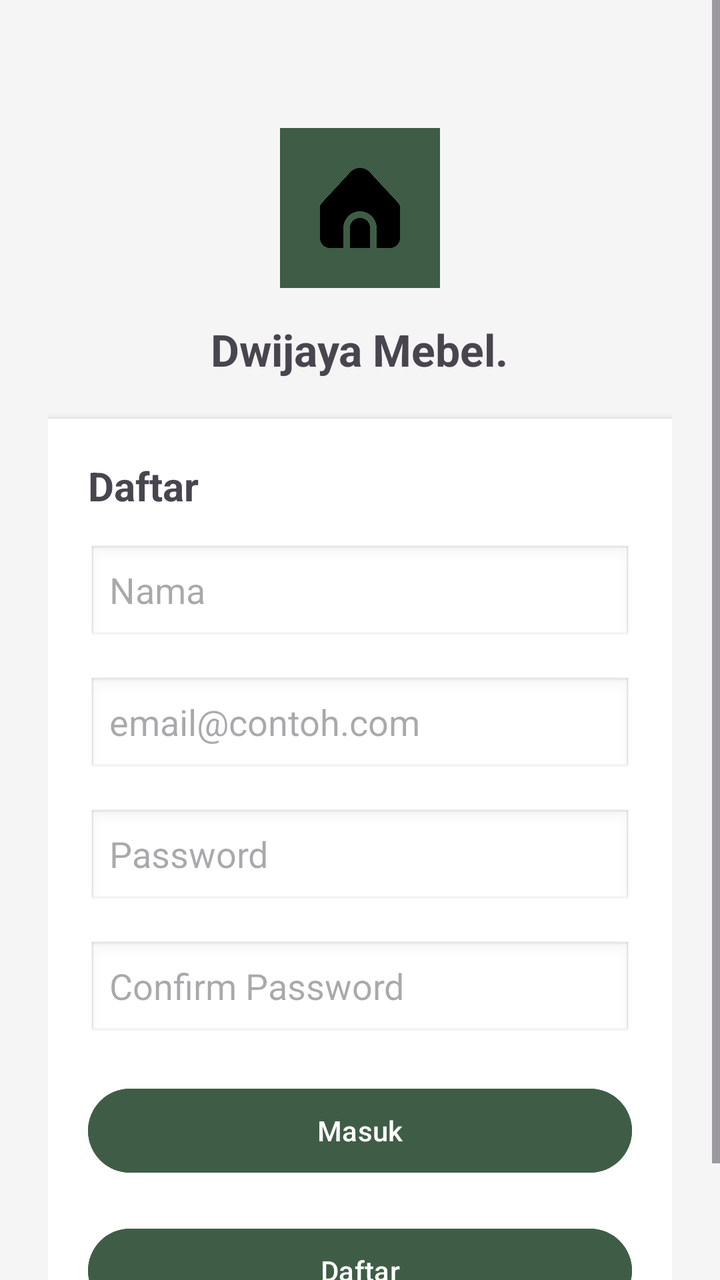
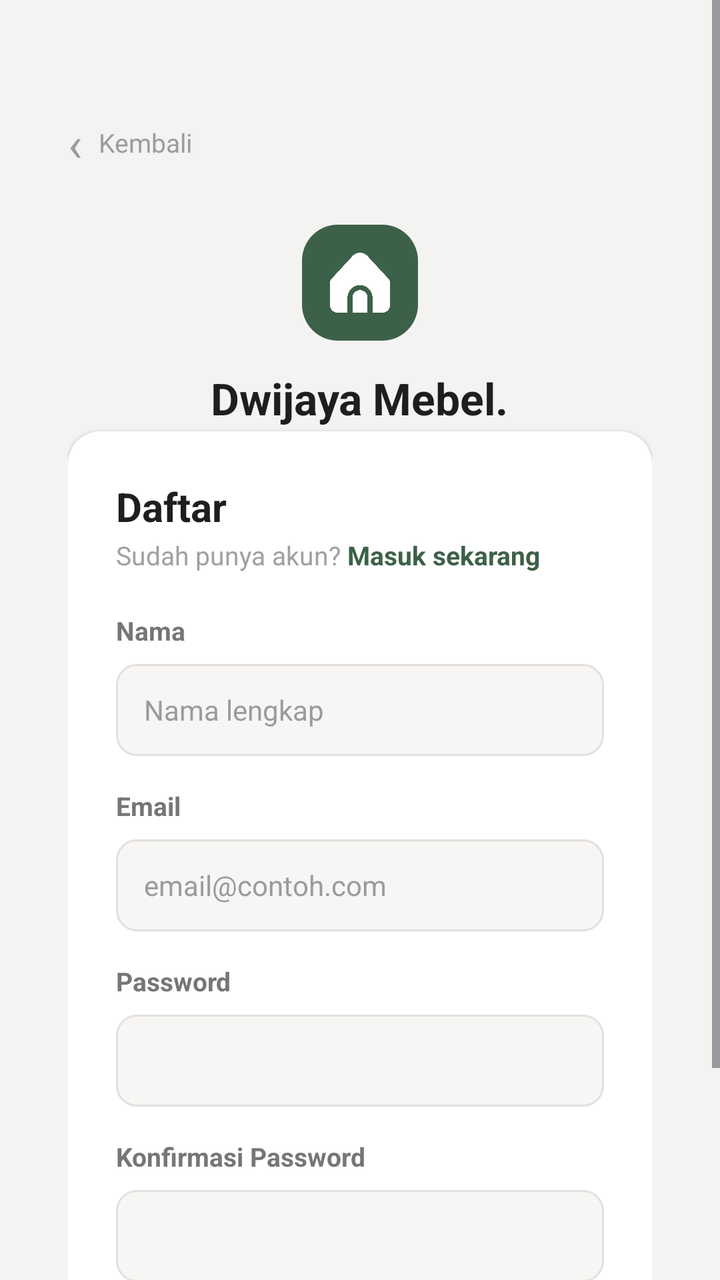

Compare the two renders of this Android layout. The source of the first and the diff that turns it into the second are given below.
<!-- AndroidManifest.xml: application theme Theme.Proyek_UAS -->
<!-- res/layout/activity_register.xml -->
<?xml version="1.0" encoding="utf-8"?>
<ScrollView xmlns:android="http://schemas.android.com/apk/res/android"
    android:layout_width="match_parent"
    android:layout_height="match_parent"
    android:background="#F5F5F5">

    <LinearLayout
        android:layout_width="match_parent"
        android:layout_height="wrap_content"
        android:orientation="vertical"
        android:padding="24dp"
        android:gravity="center">

        <ImageView
            android:layout_width="80dp"
            android:layout_height="80dp"
            android:src="@drawable/home"
            android:background="#3F5D46"
            android:padding="20dp"
            android:layout_marginTop="40dp"/>

        <TextView
            android:layout_width="wrap_content"
            android:layout_height="wrap_content"
            android:text="Dwijaya Mebel."
            android:textSize="22sp"
            android:textStyle="bold"
            android:layout_marginTop="16dp"/>

        <LinearLayout
            android:layout_width="match_parent"
            android:layout_height="wrap_content"
            android:orientation="vertical"
            android:background="@android:color/white"
            android:padding="20dp"
            android:layout_marginTop="20dp"
            android:elevation="4dp">

            <TextView
                android:layout_width="wrap_content"
                android:layout_height="wrap_content"
                android:text="Daftar"
                android:textSize="20sp"
                android:textStyle="bold" />

            <EditText
                android:id="@+id/etNama"
                android:layout_width="match_parent"
                android:layout_height="50dp"
                android:layout_marginTop="16dp"
                android:background="@android:drawable/edit_text"
                android:hint="Nama" />

            <EditText
                android:id="@+id/etEmail"
                android:layout_width="match_parent"
                android:layout_height="50dp"
                android:hint="email@contoh.com"
                android:layout_marginTop="16dp"
                android:background="@android:drawable/edit_text"/>

            <EditText
                android:id="@+id/etPassword"
                android:layout_width="match_parent"
                android:layout_height="50dp"
                android:layout_marginTop="16dp"
                android:background="@android:drawable/edit_text"
                android:hint="Password" />

            <EditText
                android:id="@+id/etConPassword"
                android:layout_width="match_parent"
                android:layout_height="50dp"
                android:layout_marginTop="16dp"
                android:background="@android:drawable/edit_text"
                android:hint="Confirm Password" />

            <Button
                android:id="@+id/btnLogin"
                android:layout_width="match_parent"
                android:layout_height="50dp"
                android:text="Masuk"
                android:backgroundTint="#3F5D46"
                android:textColor="@android:color/white"
                android:layout_marginTop="20dp"/>

            <Button
                android:id="@+id/btnRegister"
                android:layout_width="match_parent"
                android:layout_height="50dp"
                android:layout_marginTop="20dp"
                android:backgroundTint="#3F5D46"
                android:text="Daftar"
                android:textColor="@android:color/white" />

        </LinearLayout>

    </LinearLayout>

</ScrollView>
<!-- resources referenced by this layout -->
<resources>
  <!-- drawable home: png bitmap (drawable, 10175 bytes) -->
  <style name="Theme.Proyek_UAS" parent="Base.Theme.Proyek_UAS" />
  <style name="Base.Theme.Proyek_UAS" parent="Theme.Material3.DayNight.NoActionBar">
          
          
      </style>
</resources>

<!-- the commit's change to res/layout/activity_register.xml (unified diff, before → after) -->
@@ -1,99 +1,305 @@
 <?xml version="1.0" encoding="utf-8"?>
 <ScrollView xmlns:android="http://schemas.android.com/apk/res/android"
+    xmlns:app="http://schemas.android.com/apk/res-auto"
+    xmlns:tools="http://schemas.android.com/tools"
     android:layout_width="match_parent"
     android:layout_height="match_parent"
-    android:background="#F5F5F5">
+    android:background="#F4F3F1"
+    android:fillViewport="true"
+    tools:context=".RegisterActivity">
 
     <LinearLayout
         android:layout_width="match_parent"
         android:layout_height="wrap_content"
         android:orientation="vertical"
-        android:padding="24dp"
-        android:gravity="center">
-
-        <ImageView
-            android:layout_width="80dp"
-            android:layout_height="80dp"
-            android:src="@drawable/home"
-            android:background="#3F5D46"
-            android:padding="20dp"
-            android:layout_marginTop="40dp"/>
-
+        android:paddingStart="34dp"
+        android:paddingEnd="34dp"
+        android:paddingTop="55dp"
+        android:paddingBottom="30dp">
+
+        
+        <LinearLayout
+            android:id="@+id/btnBack"
+            android:layout_width="wrap_content"
+            android:layout_height="wrap_content"
+            android:orientation="horizontal"
+            android:gravity="center_vertical">
+
+            <TextView
+                android:layout_width="wrap_content"
+                android:layout_height="wrap_content"
+                android:text="‹"
+                android:textSize="24sp"
+                android:textColor="#9C9C9C" />
+
+            <TextView
+                android:layout_width="wrap_content"
+                android:layout_height="wrap_content"
+                android:text="Kembali"
+                android:textSize="13sp"
+                android:textColor="#9C9C9C"
+                android:layout_marginStart="8dp" />
+        </LinearLayout>
+
+        
+        <FrameLayout
+            android:id="@+id/iconBox"
+            android:layout_width="58dp"
+            android:layout_height="58dp"
+            android:layout_gravity="center_horizontal"
+            android:layout_marginTop="25dp"
+            android:background="@drawable/bg_icon_box">
+
+            <ImageView
+                android:layout_width="30dp"
+                android:layout_height="30dp"
+                android:layout_gravity="center"
+                android:src="@drawable/home"
+                app:tint="#FFFFFF" />
+        </FrameLayout>
+
+        
         <TextView
+            android:id="@+id/tvTitle"
             android:layout_width="wrap_content"
             android:layout_height="wrap_content"
             android:text="Dwijaya Mebel."
+            android:textColor="#1E1E1E"
+            android:textStyle="bold"
             android:textSize="22sp"
-            android:textStyle="bold"
-            android:layout_marginTop="16dp"/>
-
-        <LinearLayout
+            android:layout_gravity="center_horizontal"
+            android:layout_marginTop="14dp" />
+
+        
+        <androidx.cardview.widget.CardView
+            android:id="@+id/cardRegister"
             android:layout_width="match_parent"
             android:layout_height="wrap_content"
-            android:orientation="vertical"
-            android:background="@android:color/white"
-            android:padding="20dp"
-            android:layout_marginTop="20dp"
-            android:elevation="4dp">
-
-            <TextView
-                android:layout_width="wrap_content"
+            android:layout_marginTop="2dp"
+            app:cardCornerRadius="16dp"
+            app:cardElevation="1dp"
+            app:cardBackgroundColor="#FFFFFF">
+
+            <LinearLayout
+                android:layout_width="match_parent"
                 android:layout_height="wrap_content"
-                android:text="Daftar"
-                android:textSize="20sp"
-                android:textStyle="bold" />
-
-            <EditText
-                android:id="@+id/etNama"
-                android:layout_width="match_parent"
-                android:layout_height="50dp"
-                android:layout_marginTop="16dp"
-                android:background="@android:drawable/edit_text"
-                android:hint="Nama" />
-
-            <EditText
-                android:id="@+id/etEmail"
-                android:layout_width="match_parent"
-                android:layout_height="50dp"
-                android:hint="email@contoh.com"
-                android:layout_marginTop="16dp"
-                android:background="@android:drawable/edit_text"/>
-
-            <EditText
-                android:id="@+id/etPassword"
-                android:layout_width="match_parent"
-                android:layout_height="50dp"
-                android:layout_marginTop="16dp"
-                android:background="@android:drawable/edit_text"
-                android:hint="Password" />
-
-            <EditText
-                android:id="@+id/etConPassword"
-                android:layout_width="match_parent"
-                android:layout_height="50dp"
-                android:layout_marginTop="16dp"
-                android:background="@android:drawable/edit_text"
-                android:hint="Confirm Password" />
-
-            <Button
-                android:id="@+id/btnLogin"
-                android:layout_width="match_parent"
-                android:layout_height="50dp"
-                android:text="Masuk"
-                android:backgroundTint="#3F5D46"
-                android:textColor="@android:color/white"
-                android:layout_marginTop="20dp"/>
-
-            <Button
-                android:id="@+id/btnRegister"
-                android:layout_width="match_parent"
-                android:layout_height="50dp"
-                android:layout_marginTop="20dp"
-                android:backgroundTint="#3F5D46"
-                android:text="Daftar"
-                android:textColor="@android:color/white" />
-
-        </LinearLayout>
+                android:orientation="vertical"
+                android:paddingStart="24dp"
+                android:paddingTop="24dp"
+                android:paddingEnd="24dp"
+                android:paddingBottom="24dp">
+
+                
+                <TextView
+                    android:layout_width="wrap_content"
+                    android:layout_height="wrap_content"
+                    android:text="Daftar"
+                    android:textColor="#1E1E1E"
+                    android:textSize="20sp"
+                    android:textStyle="bold" />
+
+                
+                <LinearLayout
+                    android:layout_width="wrap_content"
+                    android:layout_height="wrap_content"
+                    android:layout_marginTop="2dp"
+                    android:orientation="horizontal">
+
+                    <TextView
+                        android:layout_width="wrap_content"
+                        android:layout_height="wrap_content"
+                        android:text="Sudah punya akun? "
+                        android:textColor="#A1A1A1"
+                        android:textSize="13sp" />
+
+                    <TextView
+                        android:id="@+id/tvMasuk"
+                        android:layout_width="wrap_content"
+                        android:layout_height="wrap_content"
+                        android:text="Masuk sekarang"
+                        android:textColor="#3D6148"
+                        android:textSize="13sp"
+                        android:textStyle="bold" />
+                </LinearLayout>
+
+                
+                <TextView
+                    android:layout_width="wrap_content"
+                    android:layout_height="wrap_content"
+                    android:layout_marginTop="20dp"
+                    android:text="Nama"
+                    android:textColor="#767676"
+                    android:textSize="13sp"
+                    android:textStyle="bold" />
+
+                
+                <LinearLayout
+                    android:layout_width="match_parent"
+                    android:layout_height="46dp"
+                    android:layout_marginTop="8dp"
+                    android:background="@drawable/bg_input"
+                    android:gravity="center_vertical"
+                    android:orientation="horizontal"
+                    android:paddingStart="14dp"
+                    android:paddingEnd="12dp">
+
+                    <EditText
+                        android:id="@+id/etNama"
+                        android:layout_width="0dp"
+                        android:layout_height="match_parent"
+                        android:layout_weight="1"
+                        android:background="@android:color/transparent"
+                        android:hint="Nama lengkap"
+                        android:inputType="textPersonName"
+                        android:singleLine="true"
+                        android:textColor="#222222"
+                        android:textColorHint="#9B9B9B"
+                        android:textSize="14sp" />
+
+
+
+
+
+
+                </LinearLayout>
+
+                
+                <TextView
+                    android:layout_width="wrap_content"
+                    android:layout_height="wrap_content"
+                    android:layout_marginTop="16dp"
+                    android:text="Email"
+                    android:textColor="#767676"
+                    android:textSize="13sp"
+                    android:textStyle="bold" />
+
+                
+                <LinearLayout
+                    android:layout_width="match_parent"
+                    android:layout_height="46dp"
+                    android:layout_marginTop="8dp"
+                    android:background="@drawable/bg_input"
+                    android:gravity="center_vertical"
+                    android:orientation="horizontal"
+                    android:paddingStart="14dp"
+                    android:paddingEnd="12dp">
+
+                    <EditText
+                        android:id="@+id/etEmail"
+                        android:layout_width="0dp"
+                        android:layout_height="match_parent"
+                        android:layout_weight="1"
+                        android:background="@android:color/transparent"
+                        android:hint="email@contoh.com"
+                        android:inputType="textEmailAddress"
+                        android:singleLine="true"
+                        android:textColor="#222222"
+                        android:textColorHint="#9B9B9B"
+                        android:textSize="14sp" />
+
+
+
+
+
+
+                </LinearLayout>
+
+                
+                <TextView
+                    android:layout_width="wrap_content"
+                    android:layout_height="wrap_content"
+                    android:layout_marginTop="16dp"
+                    android:text="Password"
+                    android:textColor="#767676"
+                    android:textSize="13sp"
+                    android:textStyle="bold" />
+
+                
+                <LinearLayout
+                    android:layout_width="match_parent"
+                    android:layout_height="46dp"
+                    android:layout_marginTop="8dp"
+                    android:background="@drawable/bg_input"
+                    android:gravity="center_vertical"
+                    android:orientation="horizontal"
+                    android:paddingStart="14dp"
+                    android:paddingEnd="12dp">
+
+                    <EditText
+                        android:id="@+id/etPassword"
+                        android:layout_width="0dp"
+                        android:layout_height="match_parent"
+                        android:layout_weight="1"
+                        android:background="@android:color/transparent"
+                        android:inputType="textPassword"
+                        android:singleLine="true"
+                        android:textColor="#222222"
+                        android:textColorHint="#8D8D8D"
+                        android:textSize="14sp" />
+
+
+
+
+
+
+                </LinearLayout>
+
+                
+                <TextView
+                    android:layout_width="wrap_content"
+                    android:layout_height="wrap_content"
+                    android:layout_marginTop="16dp"
+                    android:text="Konfirmasi Password"
+                    android:textColor="#767676"
+                    android:textSize="13sp"
+                    android:textStyle="bold" />
+
+                
+                <LinearLayout
+                    android:layout_width="match_parent"
+                    android:layout_height="46dp"
+                    android:layout_marginTop="8dp"
+                    android:background="@drawable/bg_input"
+                    android:gravity="center_vertical"
+                    android:orientation="horizontal"
+                    android:paddingStart="14dp"
+                    android:paddingEnd="12dp">
+
+                    <EditText
+                        android:id="@+id/etConPassword"
+                        android:layout_width="0dp"
+                        android:layout_height="match_parent"
+                        android:layout_weight="1"
+                        android:background="@android:color/transparent"
+                        android:inputType="textPassword"
+                        android:singleLine="true"
+                        android:textColor="#222222"
+                        android:textColorHint="#8D8D8D"
+                        android:textSize="14sp" />
+
+
+
+
+
+
+                </LinearLayout>
+
+                
+                <androidx.appcompat.widget.AppCompatButton
+                    android:id="@+id/btnRegister"
+                    android:layout_width="match_parent"
+                    android:layout_height="50dp"
+                    android:layout_marginTop="22dp"
+                    android:background="@drawable/bg_button_green"
+                    android:backgroundTint="@null"
+                    android:text="Daftar"
+                    android:textAllCaps="false"
+                    android:textColor="#FFFFFF"
+                    android:textSize="15sp"
+                    android:textStyle="bold" />
+
+            </LinearLayout>
+        </androidx.cardview.widget.CardView>
 
     </LinearLayout>
 
<!-- resource entries referenced after the edit -->
@@ -1,5 +1,26 @@
 <!-- resources referenced by this layout -->
 <resources>
+  <!-- drawable bg_button_green (drawable) -->
+  <?xml version="1.0" encoding="utf-8"?>
+  <shape xmlns:android="http://schemas.android.com/apk/res/android">
+      <solid android:color="#3D6148" />
+      <corners android:radius="14dp" />
+  </shape>
+  <!-- drawable bg_icon_box (drawable) -->
+  <?xml version="1.0" encoding="utf-8"?>
+  <shape xmlns:android="http://schemas.android.com/apk/res/android">
+      <solid android:color="#3D6148" />
+      <corners android:radius="18dp" />
+  </shape>
+  <!-- drawable bg_input (drawable) -->
+  <?xml version="1.0" encoding="utf-8"?>
+  <shape xmlns:android="http://schemas.android.com/apk/res/android">
+      <solid android:color="#F7F6F4" />
+      <stroke
+          android:width="1dp"
+          android:color="#E3E0DC" />
+      <corners android:radius="10dp" />
+  </shape>
   <!-- drawable home: png bitmap (drawable, 10175 bytes) -->
   <style name="Theme.Proyek_UAS" parent="Base.Theme.Proyek_UAS" />
   <style name="Base.Theme.Proyek_UAS" parent="Theme.Material3.DayNight.NoActionBar">
